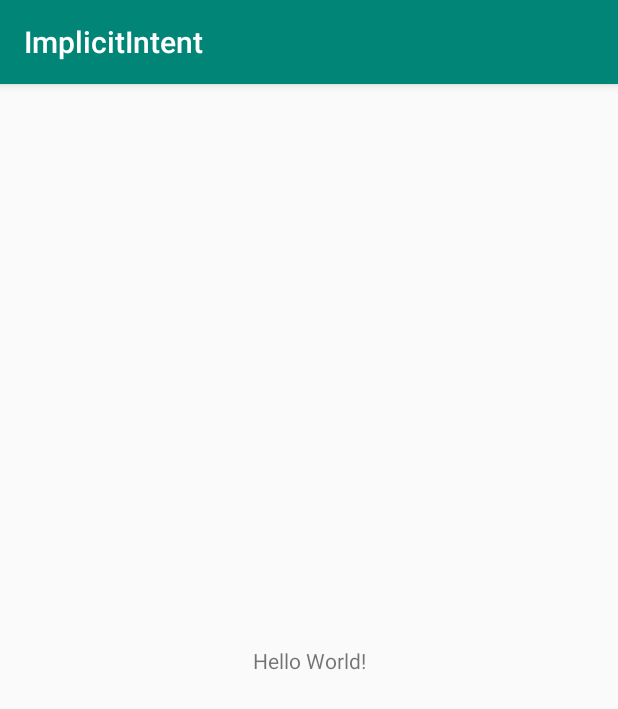
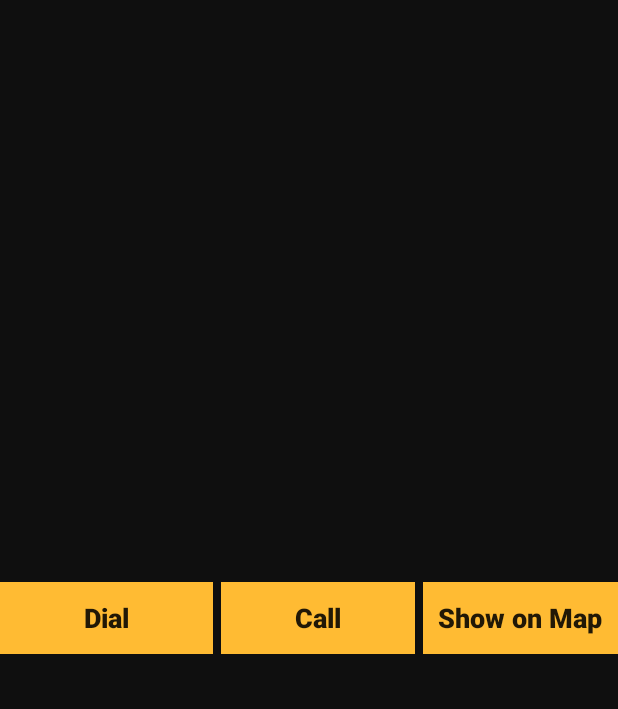
Before and after one commit to Rakib-BITM/ImplicitIntent, an Android app: the screen it shows after launch (MainActivity), on a phone screen of 412 x 824 dp. Shown: the top 709 px of the screen. Run offline under Robolectric (Android 15) with nearby library versions, the phone set to English and light mode, and no system bars.

Commit message:
Dial, Call & Show on map example

```diff
--- a/app/build.gradle
+++ b/app/build.gradle
@@ -5,7 +5,7 @@ android {
     buildToolsVersion "29.0.2"
     defaultConfig {
         applicationId "com.amir.implicitintent"
-        minSdkVersion 16
+        minSdkVersion 23
         targetSdkVersion 29
         versionCode 1
         versionName "1.0"
--- a/app/src/main/AndroidManifest.xml
+++ b/app/src/main/AndroidManifest.xml
@@ -1,6 +1,7 @@
 <?xml version="1.0" encoding="utf-8"?>
 <manifest xmlns:android="http://schemas.android.com/apk/res/android"
     package="com.amir.implicitintent">
+    <uses-permission android:name="android.permission.CALL_PHONE"/>
 
     <application
         android:allowBackup="true"
--- a/app/src/main/res/layout/activity_main.xml
+++ b/app/src/main/res/layout/activity_main.xml
@@ -1,18 +1,55 @@
 <?xml version="1.0" encoding="utf-8"?>
-<androidx.constraintlayout.widget.ConstraintLayout xmlns:android="http://schemas.android.com/apk/res/android"
+<LinearLayout xmlns:android="http://schemas.android.com/apk/res/android"
     xmlns:app="http://schemas.android.com/apk/res-auto"
     xmlns:tools="http://schemas.android.com/tools"
     android:layout_width="match_parent"
     android:layout_height="match_parent"
+    android:orientation="vertical"
+    android:gravity="center"
+    android:background="#0f0f0f"
     tools:context=".MainActivity">
 
-    <TextView
-        android:layout_width="wrap_content"
+
+    <LinearLayout
+        android:layout_width="match_parent"
         android:layout_height="wrap_content"
-        android:text="Hello World!"
-        app:layout_constraintBottom_toBottomOf="parent"
-        app:layout_constraintLeft_toLeftOf="parent"
-        app:layout_constraintRight_toRightOf="parent"
-        app:layout_constraintTop_toTopOf="parent" />
+        android:orientation="horizontal">
 
-</androidx.constraintlayout.widget.ConstraintLayout>
+        <Button
+            android:layout_width="108dp"
+            android:layout_height="wrap_content"
+            android:layout_weight="1"
+            android:onClick="dialNumber"
+            android:text="Dial"
+            android:textSize="18sp"
+            android:textStyle="bold"
+            android:background="@android:color/holo_orange_light"
+            android:textAllCaps="false"
+            android:layout_marginRight="5dp"/>
+
+        <Button
+            android:layout_width="61dp"
+            android:layout_height="wrap_content"
+            android:layout_weight="2"
+            android:onClick="callNumber"
+            android:text="Call"
+            android:textSize="18sp"
+            android:textStyle="bold"
+            android:background="@android:color/holo_orange_light"
+            android:textAllCaps="false"
+            android:layout_marginRight="5dp"/>
+
+        <Button
+            android:layout_width="28dp"
+            android:layout_height="wrap_content"
+            android:layout_weight="3"
+            android:onClick="showOnMap"
+            android:text="Show on Map"
+            android:textSize="18sp"
+            android:textStyle="bold"
+            android:textAllCaps="false"
+            android:background="@android:color/holo_orange_light"/>
+
+    </LinearLayout>
+
+</LinearLayout>
--- a/app/src/main/res/values/styles.xml
+++ b/app/src/main/res/values/styles.xml
@@ -1,7 +1,7 @@
 <resources>
 
     <!-- Base application theme. -->
-    <style name="AppTheme" parent="Theme.AppCompat.Light.DarkActionBar">
+    <style name="AppTheme" parent="Theme.AppCompat.Light.NoActionBar">
         <!-- Customize your theme here. -->
         <item name="colorPrimary">@color/colorPrimary</item>
         <item name="colorPrimaryDark">@color/colorPrimaryDark</item>
--- a/build.gradle
+++ b/build.gradle
@@ -7,7 +7,7 @@ buildscript {
 
     }
     dependencies {
-        classpath 'com.android.tools.build:gradle:3.5.0'
+        classpath 'com.android.tools.build:gradle:3.3.2'
 
         // NOTE: Do not place your application dependencies here; they belong
         // in the individual module build.gradle files
```
Also changed, not shown: app/src/main/java/com/amir/implicitintent/MainActivity.java (+65 -1 lines).
